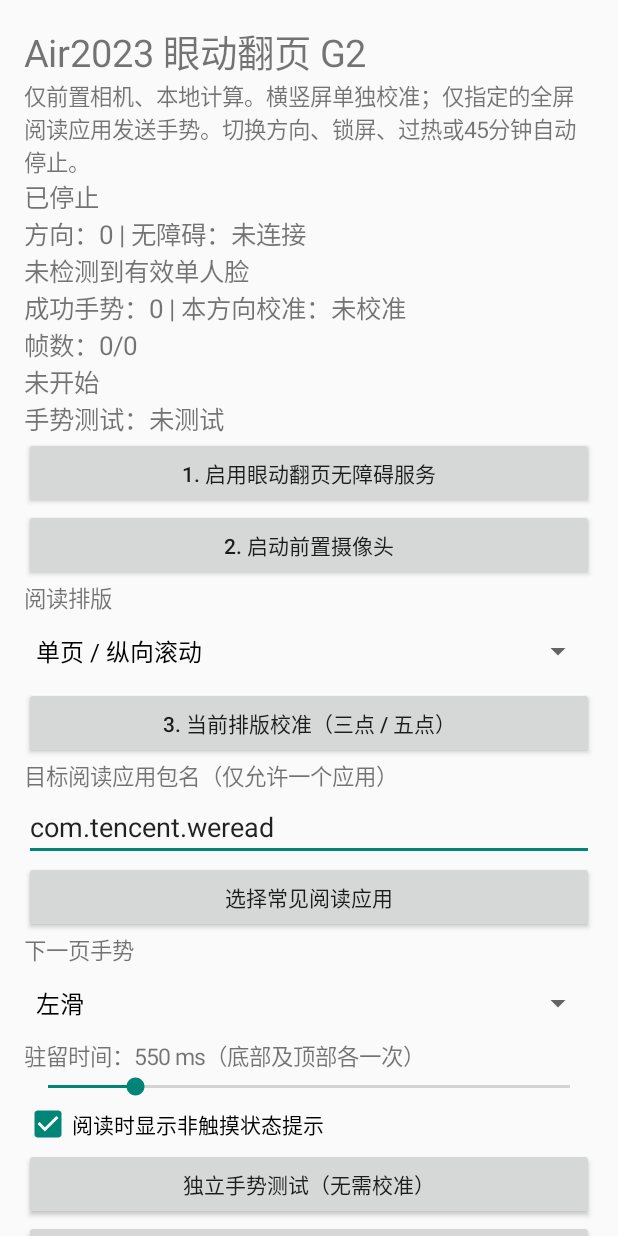
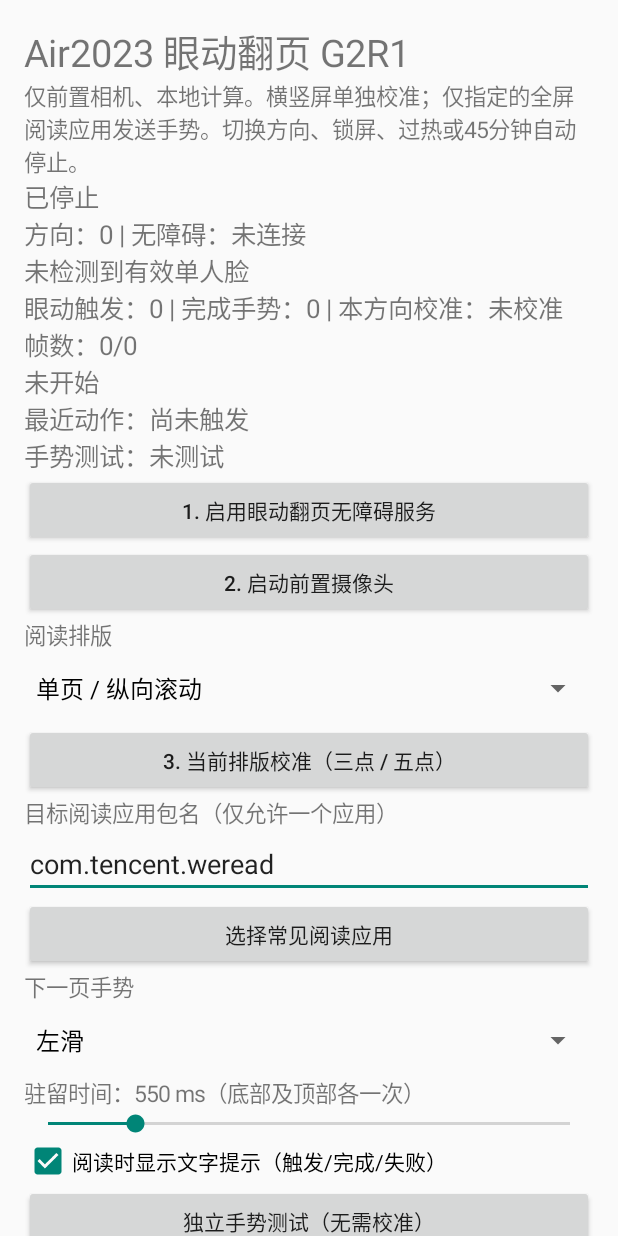
Before and after one commit to XPFH-tech/HuaweiOneKey-Air2023, an Android app: the screen it shows after launch (MainActivity), on a phone screen of 412 x 824 dp. Run offline under Robolectric (Android 15) with nearby library versions, the phone set to English and light mode, and no system bars.

Commit message:
G2R1: readable gaze and gesture feedback with held result text

```diff
--- a/gazeg2/app/build.gradle.kts
+++ b/gazeg2/app/build.gradle.kts
@@ -5,7 +5,7 @@ plugins {
 android {
  namespace = "dev.air2023.gazeg2"
  compileSdk = 35
- defaultConfig { applicationId = "dev.air2023.gazeg2"; minSdk = 31; targetSdk = 33; versionCode = 2; versionName = "1.1-G2"; ndk { abiFilters += "arm64-v8a" } }
+ defaultConfig { applicationId = "dev.air2023.gazeg2"; minSdk = 31; targetSdk = 33; versionCode = 3; versionName = "1.2-G2R1"; ndk { abiFilters += "arm64-v8a" } }
  compileOptions { sourceCompatibility = JavaVersion.VERSION_17; targetCompatibility = JavaVersion.VERSION_17 }
  kotlinOptions { jvmTarget = "17" }
 }
--- a/gazeg2/app/src/main/java/dev/air2023/gazeg2/Eyes.kt
+++ b/gazeg2/app/src/main/java/dev/air2023/gazeg2/Eyes.kt
@@ -55,15 +55,15 @@ class Gate(private val c:Calibration,private val dwell:Long) {
         if(f.time<=last)return false
         if(last>=0&&f.time-last>500)reset()
         last=f.time
-        if(now<cool){state="冷却";return false}
+        if(now<cool){state="翻页冷却中";return false}
         if(!initialized){iris=f.iris*c.sign;ear=f.ear;horizontal=f.horizontal*c.horizontalSign;initialized=true}else{iris=0.35f*f.iris*c.sign+0.65f*iris;ear=0.30f*f.ear+0.70f*ear;horizontal=0.45f*f.horizontal*c.horizontalSign+0.55f*horizontal}
         if(armed>=0&&now-armed>6500){reset();return false}
         if(armed<0){
             state=if(c.dual)"阅读中 · 等待右页底部" else "阅读中"
-            if(ear<=c.bottomGate&&iris>c.topGate&&(!c.dual||horizontal>=c.rightGate)){if(bottom<0)bottom=now;if(now-bottom>=dwell){armed=now;state=if(c.dual)"右页已读完 · 看向左上" else "已读到底部 · 抬眼翻页"}}else bottom=-1
+            if(ear<=c.bottomGate&&iris>c.topGate&&(!c.dual||horizontal>=c.rightGate)){if(bottom<0)bottom=now;state=if(c.dual)"检测到右页底部 · 请停留" else "检测到页面底部 · 请停留";if(now-bottom>=dwell){armed=now;state=if(c.dual)"右页已读完 · 看向左上" else "已读到底部 · 抬眼翻页"}}else bottom=-1
         }else{
             state=if(c.dual)"右页已读完 · 看向左上" else "已读到底部 · 抬眼翻页"
-            if(iris<=c.topGate&&f.ear>c.blinkGate&&(!c.dual||horizontal<=c.leftGate)){if(top<0)top=now;if(now-top>=dwell){reset();cool=now+1800;state="冷却";return true}}else top=-1
+            if(iris<=c.topGate&&f.ear>c.blinkGate&&(!c.dual||horizontal<=c.leftGate)){if(top<0)top=now;state=if(c.dual)"检测到左上 · 正在确认" else "检测到抬眼 · 正在确认";if(now-top>=dwell){reset();cool=now+1800;state="冷却";return true}}else top=-1
         }
         return false
     }
--- a/gazeg2/app/src/main/java/dev/air2023/gazeg2/MainActivity.kt
+++ b/gazeg2/app/src/main/java/dev/air2023/gazeg2/MainActivity.kt
@@ -41,7 +41,7 @@ class MainActivity:Activity(){
                 }
             }
         }else if(::status.isInitialized){
-            status.text=Session.status+"\n方向："+rotation(this@MainActivity)+" | 无障碍："+(if(FlipService.current!=null)"已连接" else "未连接")+"\n"+(if(f?.valid==true&&now-f.time<500)"上下 %.3f · 左右 %.3f · EAR %.3f".format(f.iris,f.horizontal,f.ear) else "未检测到有效单人脸")+"\n成功手势："+Session.count+" | 本方向校准："+(if(load()!=null)"有效" else "未校准")+"\n帧数："+Session.validCount+"/"+Session.frameCount+"\n"+Session.diagnostic+"\n手势测试："+Session.testResult
+            status.text=Session.status+"\n方向："+rotation(this@MainActivity)+" | 无障碍："+(if(FlipService.current!=null)"已连接" else "未连接")+"\n"+(if(f?.valid==true&&now-f.time<500)"上下 %.3f · 左右 %.3f · EAR %.3f".format(f.iris,f.horizontal,f.ear) else "未检测到有效单人脸")+"\n眼动触发："+Session.triggerCount+" | 完成手势："+Session.count+" | 本方向校准："+(if(load()!=null)"有效" else "未校准")+"\n帧数："+Session.validCount+"/"+Session.frameCount+"\n"+Session.diagnostic+"\n最近动作："+Session.lastAction+"\n手势测试："+Session.testResult
         }
         h.postDelayed(this,120)
     }}
@@ -51,7 +51,7 @@ class MainActivity:Activity(){
         val p=LinearLayout(this);p.orientation=1;p.setPadding(24,24,24,24)
         fun text(s:String,size:Float=15f):TextView=TextView(this).apply{text=s;textSize=size;p.addView(this)}
         fun button(s:String,action:()->Unit){p.addView(Button(this).apply{text=s;setOnClickListener{action()}})}
-        text("Air2023 眼动翻页 G2",25f)
+        text("Air2023 眼动翻页 G2R1",25f)
         text("仅前置相机、本地计算。横竖屏单独校准；仅指定的全屏阅读应用发送手势。切换方向、锁屏、过热或45分钟自动停止。")
         status=text(Session.status,17f)
         button("1. 启用眼动翻页无障碍服务"){startActivity(Intent(Settings.ACTION_ACCESSIBILITY_SETTINGS))}
@@ -72,11 +72,11 @@ class MainActivity:Activity(){
         dwellLabel=text("");dwell=SeekBar(this);dwell.max=12;dwell.progress=((prefs.getLong("dwell",550)-350)/100).toInt().coerceIn(0,12);p.addView(dwell)
         fun update(){dwellLabel.text="驻留时间："+(350+dwell.progress*100)+" ms（底部及顶部各一次）"}
         dwell.setOnSeekBarChangeListener(object:SeekBar.OnSeekBarChangeListener{override fun onProgressChanged(s:SeekBar?,n:Int,u:Boolean){update()};override fun onStartTrackingTouch(s:SeekBar?){};override fun onStopTrackingTouch(s:SeekBar?){}});update()
-        val show=CheckBox(this).apply{text="阅读时显示非触摸状态提示";isChecked=prefs.getBoolean("overlay",true);setOnCheckedChangeListener{_,b->Session.overlay=b;prefs.edit().putBoolean("overlay",b).apply()}};p.addView(show);Session.overlay=show.isChecked
+        val show=CheckBox(this).apply{text="阅读时显示文字提示（触发/完成/失败）";isChecked=prefs.getBoolean("overlay",true);setOnCheckedChangeListener{_,b->Session.overlay=b;prefs.edit().putBoolean("overlay",b).apply()}};p.addView(show);Session.overlay=show.isChecked
         button("独立手势测试（无需校准）"){
             if(!Session.running||FlipService.current==null){toast("请先启动相机服务并启用无障碍");return@button}
             val name=targetName()?:return@button
-            Session.enabled=false;Session.target=name;Session.gesture=gestures.selectedItemPosition;Session.testResult="等待目标应用";val now=SystemClock.elapsedRealtime();Session.testAfter=now+3000;Session.testUntil=now+20000;Session.note("TEST_ARMED "+name);toast("20秒内进入目标阅读页，只发送一次手势")
+            Session.clearFeedback();Session.enabled=false;Session.target=name;Session.gesture=gestures.selectedItemPosition;Session.testResult="等待目标应用";val now=SystemClock.elapsedRealtime();Session.testAfter=now+3000;Session.testUntil=now+20000;Session.note("TEST_ARMED "+name);toast("20秒内进入目标阅读页，只发送一次手势")
         }
         button("4. 启用翻页，然后打开目标阅读 App"){
             val c=load();val name=targetName()?:return@button
@@ -85,16 +85,16 @@ class MainActivity:Activity(){
             prefs.edit().putString("pkg",name).putInt("gesture",Session.gesture).putLong("dwell",Session.dwell).apply()
             Session.enabled=true;toast("已启用，手动进入指定全屏阅读应用")
         }
-        button("暂停翻页（保持相机）"){Session.enabled=false;Session.testUntil=0;FlipService.current?.hideHint()}
-        button("停止相机与翻页"){Session.testUntil=0;Session.enabled=false;stopService(Intent(this,TrackingService::class.java))}
-        button("复制 G2 诊断报告"){val report="G2_REPORT\n"+status.text+"\n"+Session.report();(getSystemService(CLIPBOARD_SERVICE) as android.content.ClipboardManager).setPrimaryClip(android.content.ClipData.newPlainText("G2",report));toast("已复制")}
+        button("暂停翻页（保持相机）"){Session.clearFeedback();Session.enabled=false;Session.testUntil=0;FlipService.current?.hideHint()}
+        button("停止相机与翻页"){Session.clearFeedback();Session.testUntil=0;Session.enabled=false;stopService(Intent(this,TrackingService::class.java))}
+        button("复制 G2R1 诊断报告"){val report="G2R1_REPORT\n"+status.text+"\n"+Session.report();(getSystemService(CLIPBOARD_SERVICE) as android.content.ClipboardManager).setPrimaryClip(android.content.ClipData.newPlainText("G2",report));toast("已复制")}
         text("提示：固定平板，约30–60cm，正常读到底部并停留，再抬眼到顶部。不同方向需分别校准；不支持小窗、分屏。可随时从通知栏停止。")
         val sc=ScrollView(this);sc.addView(p);setContentView(sc)
     }
     private fun targetName():String?{val name=pkg.text.toString().trim();if(!name.matches(Regex("[A-Za-z][A-Za-z0-9_]*(\\.[A-Za-z][A-Za-z0-9_]*)+"))||name==packageName||name.startsWith("com.android.")||name.startsWith("com.huawei.android.")){toast("请输入阅读应用包名");return null};return name}
     private fun begin(){
         if(!Session.running){toast("请先开启摄像头");return}
-        Session.testUntil=0;Session.enabled=false;calibrating=true;calRot=rotation(this);dual=layouts.selectedItemPosition==1;prefs.edit().putInt("layout"+calRot,if(dual)1 else 0).apply();stage=0;med.clear()
+        Session.clearFeedback();Session.testUntil=0;Session.enabled=false;calibrating=true;calRot=rotation(this);dual=layouts.selectedItemPosition==1;prefs.edit().putInt("layout"+calRot,if(dual)1 else 0).apply();stage=0;med.clear()
         val p=FrameLayout(this);calPanel=p;p.setBackgroundColor(Color.rgb(18,20,24))
         target=TextView(this).apply{text="●";textSize=48f;setTextColor(Color.GREEN);gravity=Gravity.CENTER}
         prompt=TextView(this).apply{setTextColor(Color.WHITE);textSize=16f;gravity=Gravity.CENTER}
```
Also changed, not shown: gazeg2/app/src/main/java/dev/air2023/gazeg2/Services.kt (+41 -22 lines), 2 other files.
